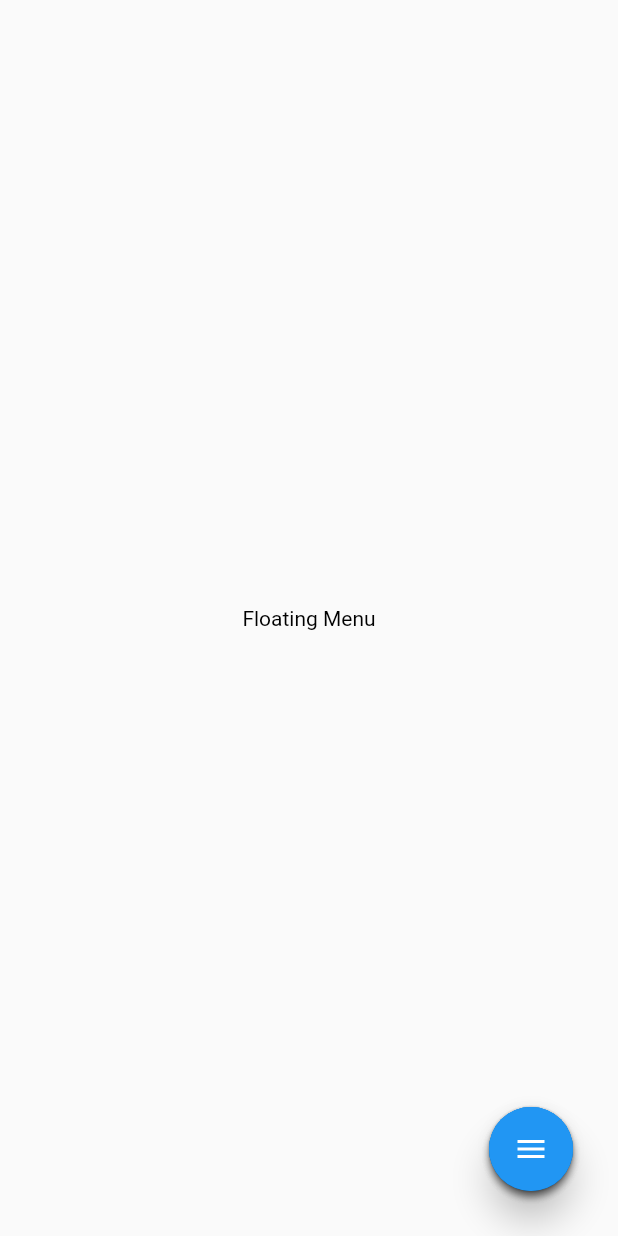
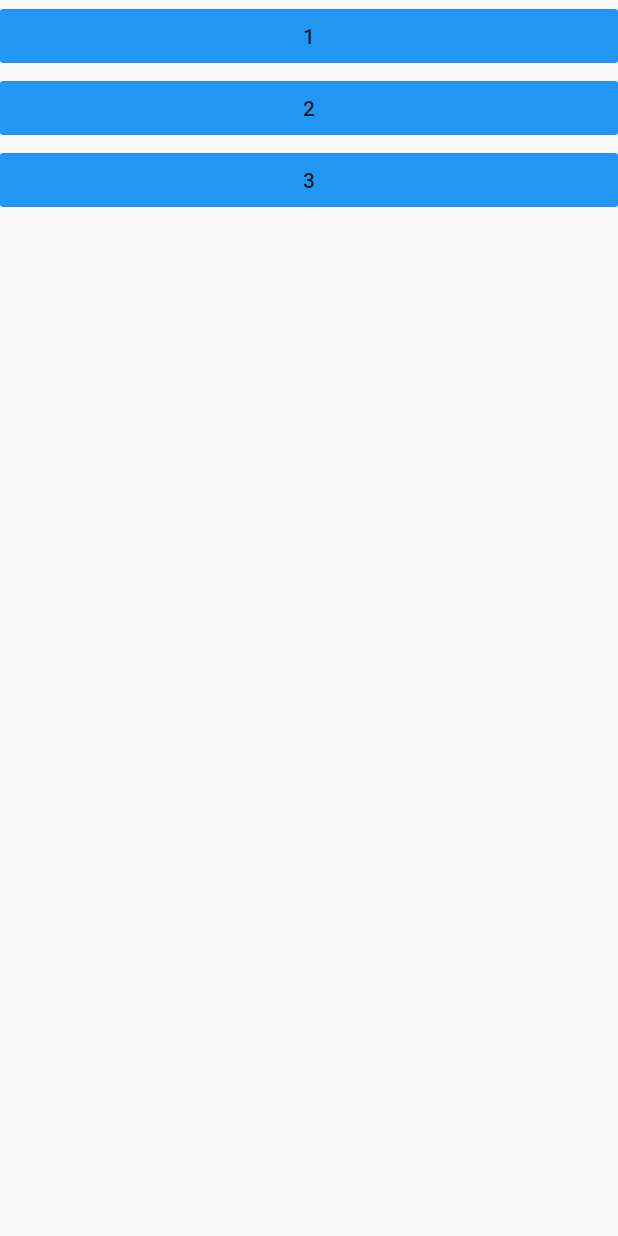
Before and after one commit to HemilKumbhani/flutter_floating_action_menu, a Flutter app: the screen it shows after launch, on a phone screen of 412 x 824 dp. Run offline on Flutter 3.47's test engine with Material 2 defaults, Android fonts, the phone set to English and light mode, and no system bars; missing offline and left inert: fab_action_menu.

Commit message:
Commit adding package

```diff
--- /dev/null
+++ b/lib/detail_page.dart
@@ -0,0 +1,49 @@
+import 'package:fab_action_menu/fab_action_object.dart';
+import 'package:fab_action_menu/callback_listener.dart';
+import 'package:fab_action_menu/fab_action_menu.dart';
+import 'package:flutter/material.dart';
+
+class DetailPage extends StatefulWidget {
+  List<FloatingActionObject> object;
+
+  DetailPage(this.object);
+
+  @override
+  _DetailPageState createState() => _DetailPageState();
+}
+
+class _DetailPageState extends State<DetailPage> implements CallbackListener {
+  var text = "Text";
+
+  @override
+  Widget build(BuildContext context) {
+    return Scaffold(
+      body: Stack(children: <Widget>[
+        Container(
+            child: Center(
+          child: Container(
+            padding: EdgeInsets.all(10),
+            color: Colors.brown,
+            child: Text(text,
+                style: TextStyle(
+                    color: Colors.green,
+                    fontSize: 25,
+                    )),
+          ),
+        )),
+      ]),
+      floatingActionButton: FabActionMenu(
+        buttonData: widget.object,
+        clickListener: this,
+        context: context,
+      ),
+    );
+  }
+
+  @override
+  void onButtonClick(int id) {
+    text = id.toString() + " Number";
+    print(id.toString());
+    setState(() {});
+  }
+}
--- /dev/null
+++ b/lib/home_page.dart
@@ -0,0 +1,91 @@
+import 'package:flutter/cupertino.dart';
+import 'package:flutter/material.dart';
+import 'package:flutter_fab_menu/detail_page.dart';
+import 'package:fab_action_menu/fab_action_object.dart';
+
+class HomePage extends StatefulWidget {
+  @override
+  _HomePageState createState() => _HomePageState();
+}
+
+class _HomePageState extends State<HomePage>  {
+  @override
+  Widget build(BuildContext context) {
+    List<FloatingActionObject> buttonData1 = new List();
+    List<FloatingActionObject> buttonData2 = new List();
+    List<FloatingActionObject> buttonData3 = new List();
+    var text = new List();
+
+    text.add(1);
+    text.add(2);
+    text.add(3);
+
+    FloatingActionObject floatingActionObject;
+    for (int i = 0; i < 3; i++) {
+      floatingActionObject = new FloatingActionObject();
+      floatingActionObject.id = i;
+      if (i == 0) {
+        floatingActionObject.color = Color.fromRGBO(204, 102, 0, 1);
+        floatingActionObject.iconData = Icons.add;
+      } else if (i == 1) {
+        floatingActionObject.color = Color.fromRGBO(204, 102, 255, 1);
+        floatingActionObject.iconData = Icons.transform;
+      } else {
+        floatingActionObject.color = Color.fromRGBO(51, 153, 51, 1);
+        floatingActionObject.iconData = Icons.list;
+      }
+      buttonData3.add(floatingActionObject);
+    }
+    for (int i = 0; i < 2; i++) {
+      floatingActionObject = new FloatingActionObject();
+      floatingActionObject.id = i;
+      if (i == 0) {
+        floatingActionObject.color = Color.fromRGBO(204, 102, 0, 1);
+        floatingActionObject.iconData = Icons.add;
+      } else if (i == 1) {
+        floatingActionObject.color = Color.fromRGBO(204, 102, 255, 1);
+        floatingActionObject.iconData = Icons.transform;
+      }
+      buttonData2.add(floatingActionObject);
+    }
+
+    floatingActionObject = new FloatingActionObject();
+    floatingActionObject.id = 1;
+    floatingActionObject.color = Color.fromRGBO(204, 102, 0, 1);
+    floatingActionObject.iconData = Icons.add;
+    buttonData1.add(floatingActionObject);
+
+    return Scaffold(
+      body: Container(
+        child: ListView.builder(
+            itemCount: text.length,
+            itemBuilder: (context, position) {
+              return FlatButton(
+                  child: Text(text[position].toString()),
+                  color: Colors.blue,
+                  onPressed: () {
+                    List<FloatingActionObject> buttonData;
+                    switch (position) {
+                      case 0:
+                        buttonData = buttonData1;
+                        break;
+                      case 1:
+                        buttonData = buttonData2;
+                        break;
+                      case 2:
+                        buttonData = buttonData3;
+                        break;
+                    }
+
+                    Navigator.push(
+                        context,
+                        new MaterialPageRoute(
+                            builder: (context) => new DetailPage(buttonData)));
+                  });
+            }),
+      ),
+    );
+  }
+
+
+}
--- a/lib/main.dart
+++ b/lib/main.dart
@@ -1,201 +1,31 @@
 import 'dart:math' as math;
 
+import 'package:fab_action_menu/fab_action_object.dart';
 import 'package:flutter/material.dart';
+import 'package:flutter_fab_menu/home_page.dart';
+
 
 void main() => runApp(MyApp());
 
-class MyApp extends StatelessWidget {
+class MyApp extends StatelessWidget  {
   // This widget is the root of your application.
+
+
+
   @override
   Widget build(BuildContext context) {
     return MaterialApp(
       title: 'Flutter Demo',
       theme: ThemeData(
         primarySwatch: Colors.blue,
+        accentColor: Colors.green
       ),
-      home: MyHomePage(title: 'Flutter Demo Home Page'),
-    );
-  }
-}
+      routes: <String, WidgetBuilder>{
+        '/': (BuildContext context) => HomePage(),
 
-class MyHomePage extends StatefulWidget {
-  MyHomePage({Key key, this.title}) : super(key: key);
-
-  final String title;
-
-  @override
-  _MyHomePageState createState() => _MyHomePageState();
-}
-
-class _MyHomePageState extends State<MyHomePage> with TickerProviderStateMixin {
-  bool isPressed = false;
-
-  Animation<double> _animateIcon;
-  Animation<Color> _animateColor;
-  Animation<double> _translateButton;
-  Animation<double> _translateButtonX2;
-  Animation<double> _translateButtonY2;
-  AnimationController _animationController;
-  AnimationController _buttonController;
-  Curve _curve = Curves.linear;
-  double _fabHeight = 56.0;
-
-  Animation<double> _translateButtonY3;
-
-  Animation<double> _translateButtonX3;
-
-  String text = "Floating Menu";
-
-  Animation<double> _translateButtonX1;
-
-  @override
-  void initState() {
-    super.initState();
-
-    _animationController =
-        AnimationController(vsync: this, duration: Duration(milliseconds: 250))
-          ..addListener(() {
-            setState(() {});
-          });
-
-    _buttonController =
-        AnimationController(vsync: this, duration: Duration(milliseconds: 250));
-
-    _animateIcon =
-        Tween<double>(begin: 0.0, end: 1.0).animate(_buttonController);
-
-    _animateColor = ColorTween(begin: Colors.blue, end: Colors.red)
-        .animate(CurvedAnimation(parent: _animationController, curve: _curve));
-
-    _translateButton = Tween<double>(begin: _fabHeight, end: -14.0)
-        .animate(CurvedAnimation(parent: _animationController, curve: _curve));
-    _translateButtonX1 = Tween<double>(begin: 0, end: 15)
-        .animate(CurvedAnimation(parent: _animationController, curve: _curve));
-
-    _translateButtonY2 = Tween<double>(begin: _fabHeight, end: 30.0).animate(
-        CurvedAnimation(
-            parent: _animationController,
-            curve: Interval(0.5, 1.0, curve: _curve)));
-
-    _translateButtonX2 = Tween<double>(begin: 0, end: -52.0).animate(
-        CurvedAnimation(
-            parent: _animationController,
-            curve: Interval(0.5, 1.0, curve: _curve)));
-
-    _translateButtonY3 = Tween<double>(begin: _fabHeight, end: 60.0).animate(
-        CurvedAnimation(
-            parent: _animationController,
-            curve: Interval(0.8, 1.0, curve: _curve)));
-
-    _translateButtonX3 = Tween<double>(begin: 0, end: -70.0).animate(
-        CurvedAnimation(
-            parent: _animationController,
-            curve: Interval(0.8, 1.0, curve: _curve)));
-  }
-
-  animate() {
-    isPressed = !isPressed;
-    if (isPressed) {
-      _buttonController.forward();
-      _animationController.forward();
-    } else {
-      this.text = "Floating Menu";
-      _buttonController.reverse();
-      _animationController.reverse();
-    }
-  }
-
-  Widget button() {
-    return FloatingActionButton(
-        backgroundColor: _animateColor.value,
-        onPressed: animate,
-        elevation: 10,
-        tooltip: 'Toggle',
-        child: new AnimatedIcon(
-          icon: AnimatedIcons.menu_close,
-          progress: _animateIcon,
-        ));
-  }
-
-  @override
-  Widget build(BuildContext context) {
-    return Scaffold(
-      body: Stack(
-        children: <Widget>[
-          Center(
-            child: Text(
-              text,
-              style: TextStyle(color: Colors.black),
-            ),
-          ),
-          Align(
-            alignment: Alignment.bottomRight,
-            child: _buttons(),
-          ),
-        ],
-      ),
-    ); // This trailing comma makes auto-formatting nicer for build methods.
-  }
-
-  Widget _buttons() {
-    return Container(
-      height: 300,
-      width: 300,
-      margin: EdgeInsets.all(30),
-      child: Column(
-        mainAxisSize: MainAxisSize.min,
-        mainAxisAlignment: MainAxisAlignment.end,
-        crossAxisAlignment: CrossAxisAlignment.end,
-        children: <Widget>[
-          Transform(
-            transformHitTests: true,
-            transform: Matrix4.translationValues(
-                _translateButtonX3.value, _translateButtonY3.value * 3.0, 0.0),
-            child: Container(
-              child: FloatingActionButton(
-                onPressed: () {
-                  onButtonTap("Search");
-                },
-                child: Icon(Icons.search),
-                elevation: 2,
-              ),
-            ),
-          ),
-          Transform(
-            transform: Matrix4.translationValues(
-                _translateButtonX2.value, _translateButtonY2.value * 2.0, 0.0),
-            child: FloatingActionButton(
-              onPressed: () {
-                onButtonTap("Map");
-              },
-              child: Icon(Icons.map),
-              elevation: 2,
-            ),
-          ),
-          Transform(
-            transform: Matrix4.translationValues(
-                _translateButtonX1.value, _translateButton.value * 1.0, 0.0),
-            child: Container(
-              child: FloatingActionButton(
-                onPressed: () {
-                  onButtonTap("Movie");
-                },
-                child: Icon(Icons.movie),
-                elevation: 2,
-              ),
-            ),
-          ),
-          button()
-        ],
-      ),
+      },
     );
   }
 
-  void onButtonTap(String text) {
-    this.text = text;
-    isPressed = !isPressed;
-    _animationController.reverse();
-    _buttonController.reverse();
-    setState(() {});
-  }
+
 }
--- a/pubspec.yaml
+++ b/pubspec.yaml
@@ -23,6 +23,7 @@ dependencies:
   # The following adds the Cupertino Icons font to your application.
   # Use with the CupertinoIcons class for iOS style icons.
   cupertino_icons: ^0.1.2
+  fab_action_menu: ^0.0.1
 
 dev_dependencies:
   flutter_test:
```
Also changed, not shown: pubspec.lock.
